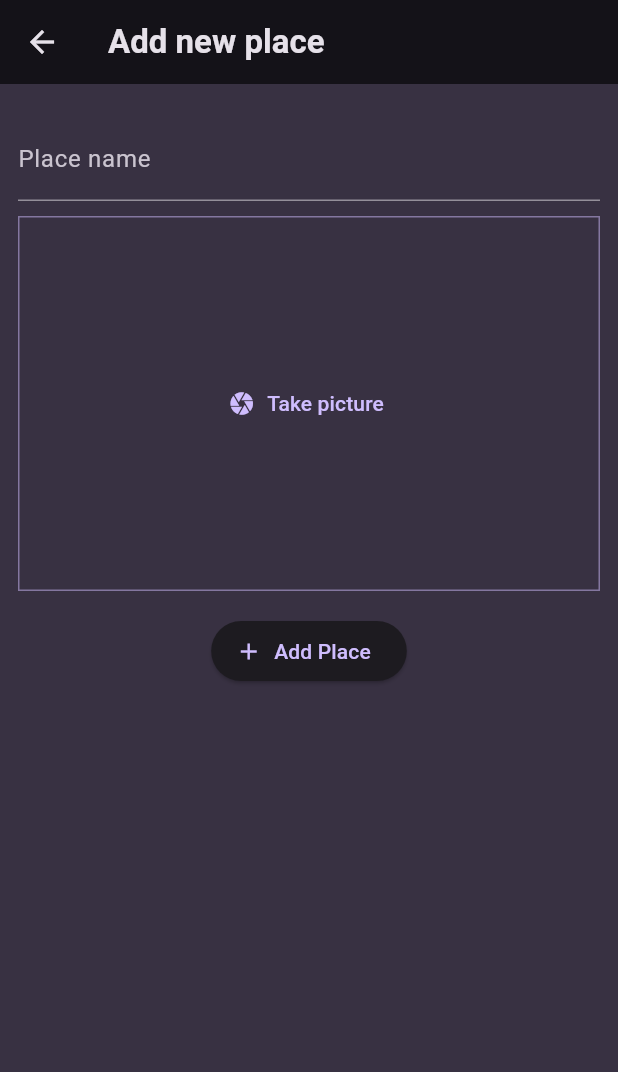
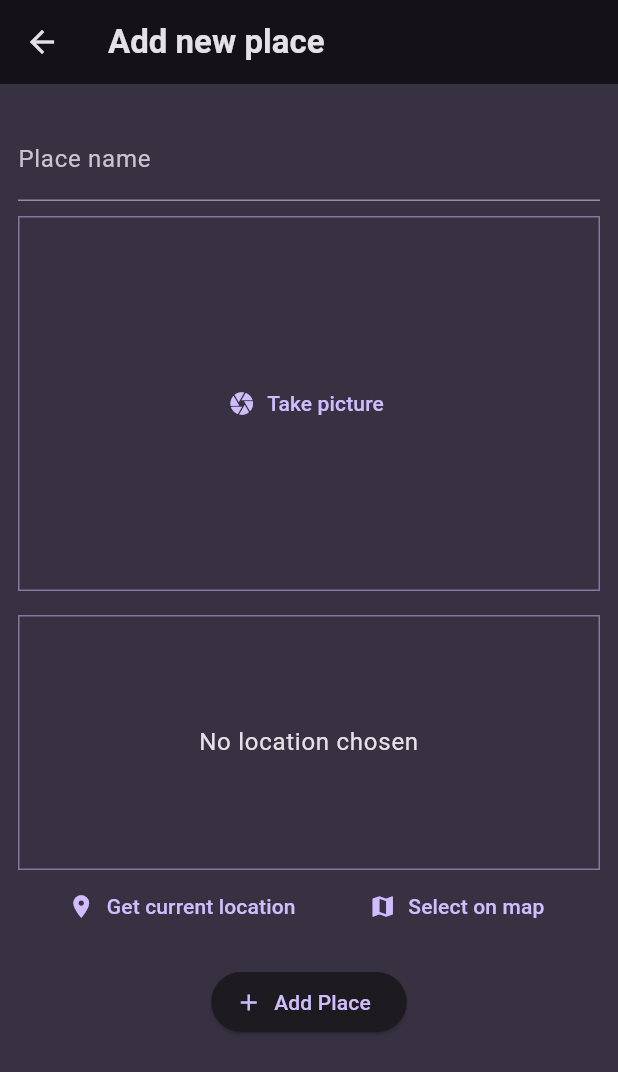
Before and after one commit to agata-miko/tcg_favorite_places, a Flutter app: the AddPlaceScreen screen opened directly, on a phone screen of 412 x 824 dp. Shown: the top 1072 px of the screen. Run offline on Flutter 3.47's test engine with Material 3 defaults, Android fonts, the light colour scheme and no system bars; our stand-ins replace flutter_riverpod, google_fonts, image_picker, location.

Commit message:
getting user's location with location package (247)

```diff
--- a/lib/screens/add_place_screen.dart
+++ b/lib/screens/add_place_screen.dart
@@ -3,6 +3,7 @@
 import 'package:flutter_riverpod/flutter_riverpod.dart';
 import 'package:tcg_favorite_places/providers/user_places.dart';
 import 'package:tcg_favorite_places/widgets/image_input.dart';
+import 'package:tcg_favorite_places/widgets/location_input.dart';
 
 class AddPlaceScreen extends ConsumerStatefulWidget {
   const AddPlaceScreen({Key? key}) : super(key: key);
@@ -59,6 +60,10 @@
             const SizedBox(
               height: 16,
             ),
+            const LocationInput(),
+            const SizedBox(
+              height: 16,
+            ),
             Container(
               constraints: const BoxConstraints(
                 maxWidth: 145,
--- /dev/null
+++ b/lib/widgets/location_input.dart
@@ -0,0 +1,99 @@
+import 'package:flutter/material.dart';
+import 'package:location/location.dart';
+
+class LocationInput extends StatefulWidget {
+  const LocationInput({Key? key}) : super(key: key);
+
+  @override
+  State<LocationInput> createState() => _LocationInputState();
+}
+
+class _LocationInputState extends State<LocationInput> {
+  Location? _pickedLocation;
+  var _isGettingLocation = false;
+
+  void _getCurrentLocation() async {
+    Location location = Location();
+
+    bool serviceEnabled;
+    PermissionStatus permissionGranted;
+    LocationData locationData;
+
+    serviceEnabled = await location.serviceEnabled();
+    if (!serviceEnabled) {
+      serviceEnabled = await location.requestService();
+      if (!serviceEnabled) {
+        return;
+      }
+    }
+
+    permissionGranted = await location.hasPermission();
+    if (permissionGranted == PermissionStatus.denied) {
+      permissionGranted = await location.requestPermission();
+      if (permissionGranted != PermissionStatus.granted) {
+        return;
+      }
+    }
+
+    setState(() {
+      _isGettingLocation = true;
+    });
+
+    locationData = await location.getLocation();
+
+    setState(() {
+      _isGettingLocation = false;
+    });
+
+    print(locationData.longitude);
+    print(locationData.latitude);
+  }
+
+  @override
+  Widget build(BuildContext context) {
+    Widget previewContent = Text(
+      'No location chosen',
+      textAlign: TextAlign.center,
+      style: Theme.of(context)
+          .textTheme
+          .bodyLarge!
+          .copyWith(color: Theme.of(context).colorScheme.onBackground),
+    );
+
+    if (_isGettingLocation) {
+      previewContent = const CircularProgressIndicator();
+    }
+
+    return Column(
+      children: <Widget>[
+        Container(
+          height: 170,
+          width: double.infinity,
+          alignment: Alignment.center,
+          decoration: BoxDecoration(
+            border: Border.all(
+              width: 1,
+              color: Theme.of(context).colorScheme.primary.withOpacity(0.5),
+            ),
+          ),
+          child: previewContent,
+        ),
+        Row(
+          mainAxisAlignment: MainAxisAlignment.spaceEvenly,
+          children: <Widget>[
+            TextButton.icon(
+              onPressed: _getCurrentLocation,
+              icon: const Icon(Icons.location_on),
+              label: const Text('Get current location'),
+            ),
+            TextButton.icon(
+              onPressed: () {},
+              icon: const Icon(Icons.map),
+              label: const Text('Select on map'),
+            ),
+          ],
+        ),
+      ],
+    );
+  }
+}
--- a/pubspec.yaml
+++ b/pubspec.yaml
@@ -39,6 +39,7 @@
   flutter_riverpod: ^2.4.9
   uuid: ^4.2.1
   image_picker: ^1.0.4
+  location: ^5.0.3
 
 dev_dependencies:
   flutter_test:
```
Also changed, not shown: pubspec.lock, 2 other files.
